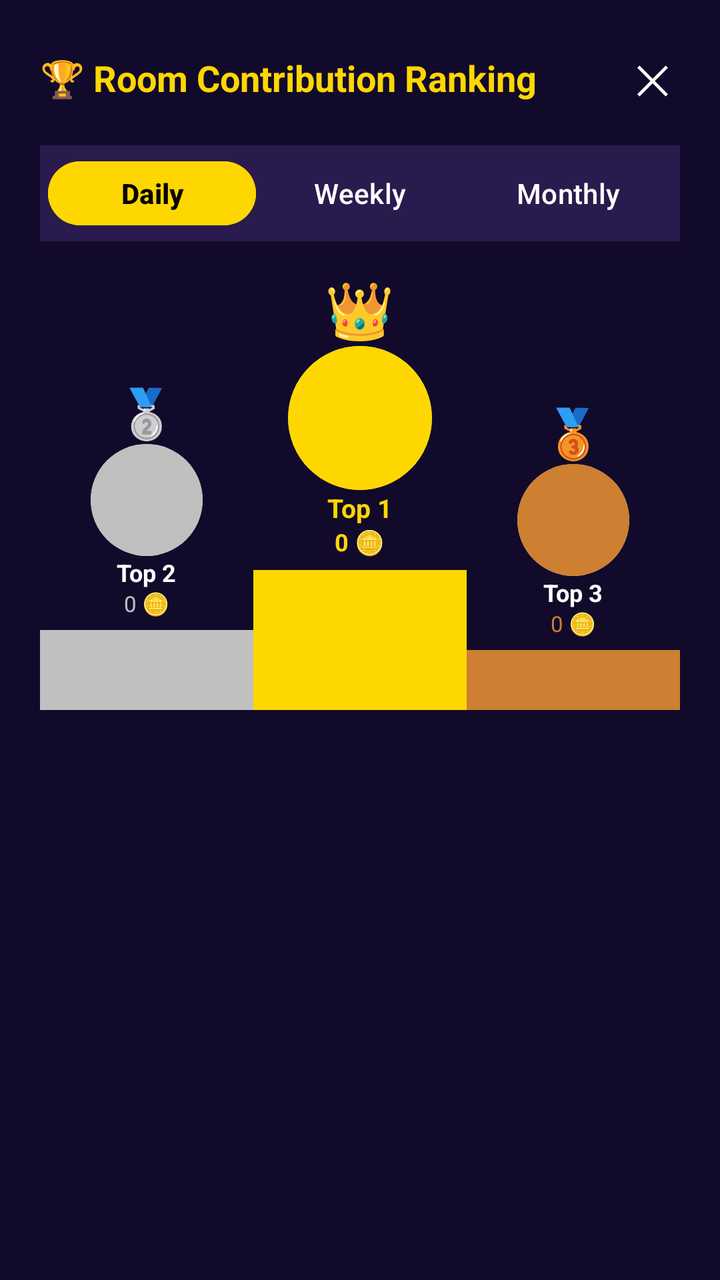
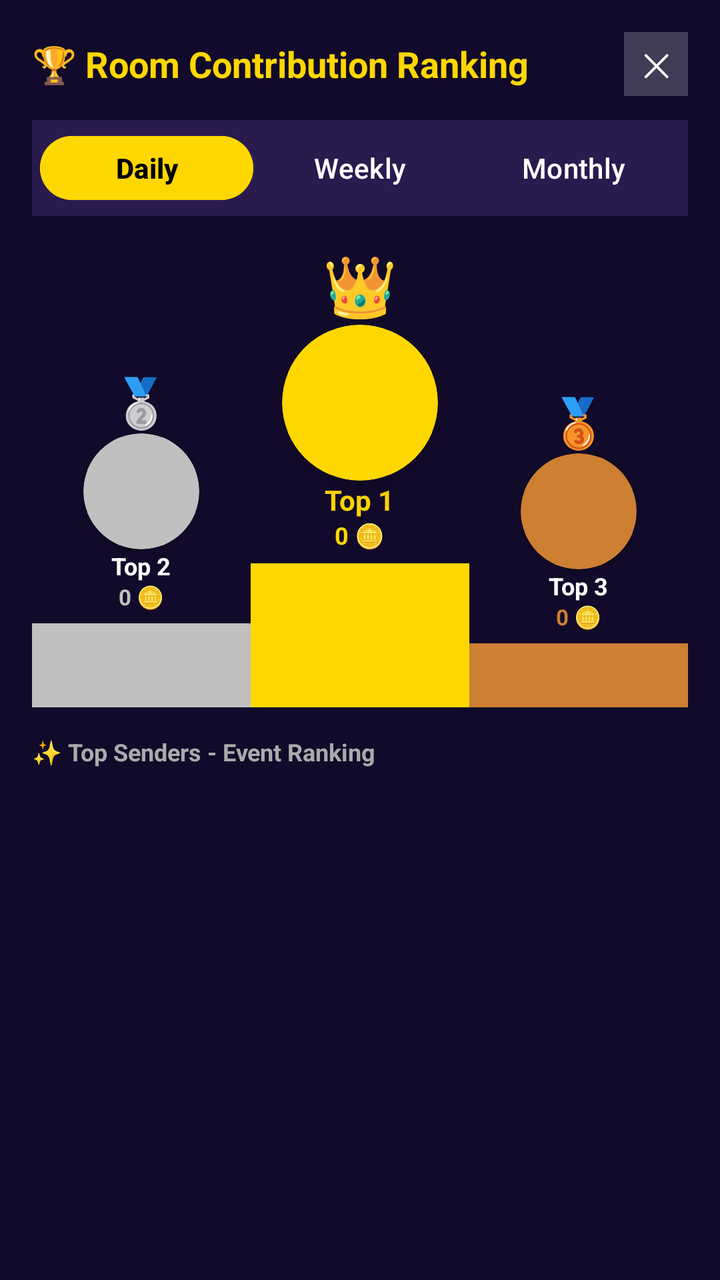

Compare the two renders of this Android layout. The source of the first and the diff that turns it into the second are given below.
<!-- AndroidManifest.xml: application theme Theme.SRVoiceChat -->
<!-- res/layout/dialog_room_ranking.xml -->
<?xml version="1.0" encoding="utf-8"?>
<LinearLayout xmlns:android="http://schemas.android.com/apk/res/android"
    xmlns:app="http://schemas.android.com/apk/res-auto"
    android:layout_width="match_parent"
    android:layout_height="match_parent"
    android:orientation="vertical"
    android:background="#120A2A"
    android:padding="20dp">

    
    <LinearLayout
        android:layout_width="match_parent"
        android:layout_height="wrap_content"
        android:orientation="horizontal"
        android:gravity="center_vertical"
        android:paddingBottom="15dp">

        <TextView
            android:layout_width="0dp"
            android:layout_height="wrap_content"
            android:layout_weight="1"
            android:text="🏆 Room Contribution Ranking"
            android:textColor="#FFD700"
            android:textSize="18sp"
            android:textStyle="bold" />

        <TextView
            android:id="@+id/btnCloseRanking"
            android:layout_width="wrap_content"
            android:layout_height="wrap_content"
            android:text="✕"
            android:textColor="#FFFFFF"
            android:textSize="20sp"
            android:padding="5dp" />
    </LinearLayout>

    
    <LinearLayout
        android:layout_width="match_parent"
        android:layout_height="wrap_content"
        android:orientation="horizontal"
        android:background="#2A1B4E"
        android:padding="4dp"
        android:layout_marginBottom="15dp">

        <Button
            android:id="@+id/btnTabDaily"
            android:layout_width="0dp"
            android:layout_height="40dp"
            android:layout_weight="1"
            android:text="Daily"
            android:textColor="#000000"
            android:backgroundTint="#FFD700"
            android:textStyle="bold" />

        <Button
            android:id="@+id/btnTabWeekly"
            android:layout_width="0dp"
            android:layout_height="40dp"
            android:layout_weight="1"
            android:text="Weekly"
            android:textColor="#FFFFFF"
            android:backgroundTint="#2A1B4E" />

        <Button
            android:id="@+id/btnTabMonthly"
            android:layout_width="0dp"
            android:layout_height="40dp"
            android:layout_weight="1"
            android:text="Monthly"
            android:textColor="#FFFFFF"
            android:backgroundTint="#2A1B4E" />
    </LinearLayout>

    
    <LinearLayout
        android:id="@+id/layoutTop3Podium"
        android:layout_width="match_parent"
        android:layout_height="wrap_content"
        android:orientation="horizontal"
        android:gravity="bottom"
        android:layout_marginBottom="15dp">

        
        <LinearLayout
            android:layout_width="0dp"
            android:layout_height="wrap_content"
            android:layout_weight="1"
            android:orientation="vertical"
            android:gravity="center"
            android:paddingTop="20dp">
            <TextView android:layout_width="wrap_content" android:layout_height="wrap_content" android:text="🥈" android:textSize="24sp" />
            <androidx.cardview.widget.CardView android:layout_width="56dp" android:layout_height="56dp" app:cardCornerRadius="28dp" app:cardElevation="0dp">
                <ImageView android:id="@+id/imgTop2Photo" android:layout_width="match_parent" android:layout_height="match_parent" android:scaleType="centerCrop" android:background="#C0C0C0" />
            </androidx.cardview.widget.CardView>
            <TextView android:id="@+id/txtTop2Name" android:layout_width="wrap_content" android:layout_height="wrap_content" android:text="Top 2" android:textColor="#FFFFFF" android:textSize="12sp" android:textStyle="bold" android:maxLines="1" />
            <TextView android:id="@+id/txtTop2Coins" android:layout_width="wrap_content" android:layout_height="wrap_content" android:text="0 🪙" android:textColor="#C0C0C0" android:textSize="11sp" />
            <View android:layout_width="match_parent" android:layout_height="40dp" android:background="#C0C0C0" android:layout_marginTop="6dp" />
        </LinearLayout>

        
        <LinearLayout
            android:layout_width="0dp"
            android:layout_height="wrap_content"
            android:layout_weight="1"
            android:orientation="vertical"
            android:gravity="center">
            <TextView android:layout_width="wrap_content" android:layout_height="wrap_content" android:text="👑" android:textSize="28sp" />
            <androidx.cardview.widget.CardView android:layout_width="72dp" android:layout_height="72dp" app:cardCornerRadius="36dp" app:cardElevation="0dp">
                <ImageView android:id="@+id/imgTop1Photo" android:layout_width="match_parent" android:layout_height="match_parent" android:scaleType="centerCrop" android:background="#FFD700" />
            </androidx.cardview.widget.CardView>
            <TextView android:id="@+id/txtTop1Name" android:layout_width="wrap_content" android:layout_height="wrap_content" android:text="Top 1" android:textColor="#FFD700" android:textSize="13sp" android:textStyle="bold" android:maxLines="1" />
            <TextView android:id="@+id/txtTop1Coins" android:layout_width="wrap_content" android:layout_height="wrap_content" android:text="0 🪙" android:textColor="#FFD700" android:textSize="12sp" android:textStyle="bold" />
            <View android:layout_width="match_parent" android:layout_height="70dp" android:background="#FFD700" android:layout_marginTop="6dp" />
        </LinearLayout>

        
        <LinearLayout
            android:layout_width="0dp"
            android:layout_height="wrap_content"
            android:layout_weight="1"
            android:orientation="vertical"
            android:gravity="center"
            android:paddingTop="30dp">
            <TextView android:layout_width="wrap_content" android:layout_height="wrap_content" android:text="🥉" android:textSize="24sp" />
            <androidx.cardview.widget.CardView android:layout_width="56dp" android:layout_height="56dp" app:cardCornerRadius="28dp" app:cardElevation="0dp">
                <ImageView android:id="@+id/imgTop3Photo" android:layout_width="match_parent" android:layout_height="match_parent" android:scaleType="centerCrop" android:background="#CD7F32" />
            </androidx.cardview.widget.CardView>
            <TextView android:id="@+id/txtTop3Name" android:layout_width="wrap_content" android:layout_height="wrap_content" android:text="Top 3" android:textColor="#FFFFFF" android:textSize="12sp" android:textStyle="bold" android:maxLines="1" />
            <TextView android:id="@+id/txtTop3Coins" android:layout_width="wrap_content" android:layout_height="wrap_content" android:text="0 🪙" android:textColor="#CD7F32" android:textSize="11sp" />
            <View android:layout_width="match_parent" android:layout_height="30dp" android:background="#CD7F32" android:layout_marginTop="6dp" />
        </LinearLayout>
    </LinearLayout>

    
    <ScrollView
        android:layout_width="match_parent"
        android:layout_height="match_parent"
        android:fillViewport="true">

        <LinearLayout
            android:id="@+id/rankingListContainer"
            android:layout_width="match_parent"
            android:layout_height="wrap_content"
            android:orientation="vertical" />
    </ScrollView>

</LinearLayout>
<!-- resources referenced by this layout -->
<resources>
  <style name="Theme.SRVoiceChat" parent="Theme.Material3.DayNight.NoActionBar">
          <item name="colorPrimary">#FF4081</item>
          <item name="android:statusBarColor">#FF4081</item>
          <item name="android:windowLightStatusBar">true</item>
      </style>
</resources>

<!-- the commit's change to res/layout/dialog_room_ranking.xml (unified diff, before → after) -->
@@ -5,7 +5,7 @@
     android:layout_height="match_parent"
     android:orientation="vertical"
     android:background="#120A2A"
-    android:padding="20dp">
+    android:padding="16dp">
 
     
     <LinearLayout
@@ -13,8 +13,7 @@
         android:layout_height="wrap_content"
         android:orientation="horizontal"
         android:gravity="center_vertical"
-        android:paddingBottom="15dp">
-
+        android:paddingBottom="12dp">
         <TextView
             android:layout_width="0dp"
             android:layout_height="wrap_content"
@@ -23,15 +22,15 @@
             android:textColor="#FFD700"
             android:textSize="18sp"
             android:textStyle="bold" />
-
         <TextView
             android:id="@+id/btnCloseRanking"
-            android:layout_width="wrap_content"
-            android:layout_height="wrap_content"
+            android:layout_width="32dp"
+            android:layout_height="32dp"
             android:text="✕"
             android:textColor="#FFFFFF"
-            android:textSize="20sp"
-            android:padding="5dp" />
+            android:textSize="16sp"
+            android:gravity="center"
+            android:background="#33FFFFFF" />
     </LinearLayout>
 
     
@@ -41,8 +40,7 @@
         android:orientation="horizontal"
         android:background="#2A1B4E"
         android:padding="4dp"
-        android:layout_marginBottom="15dp">
-
+        android:layout_marginBottom="14dp">
         <Button
             android:id="@+id/btnTabDaily"
             android:layout_width="0dp"
@@ -52,7 +50,6 @@
             android:textColor="#000000"
             android:backgroundTint="#FFD700"
             android:textStyle="bold" />
-
         <Button
             android:id="@+id/btnTabWeekly"
             android:layout_width="0dp"
@@ -61,7 +58,6 @@
             android:text="Weekly"
             android:textColor="#FFFFFF"
             android:backgroundTint="#2A1B4E" />
-
         <Button
             android:id="@+id/btnTabMonthly"
             android:layout_width="0dp"
@@ -79,7 +75,7 @@
         android:layout_height="wrap_content"
         android:orientation="horizontal"
         android:gravity="bottom"
-        android:layout_marginBottom="15dp">
+        android:layout_marginBottom="14dp">
 
         
         <LinearLayout
@@ -88,14 +84,14 @@
             android:layout_weight="1"
             android:orientation="vertical"
             android:gravity="center"
-            android:paddingTop="20dp">
+            android:paddingTop="22dp">
             <TextView android:layout_width="wrap_content" android:layout_height="wrap_content" android:text="🥈" android:textSize="24sp" />
-            <androidx.cardview.widget.CardView android:layout_width="56dp" android:layout_height="56dp" app:cardCornerRadius="28dp" app:cardElevation="0dp">
-                <ImageView android:id="@+id/imgTop2Photo" android:layout_width="match_parent" android:layout_height="match_parent" android:scaleType="centerCrop" android:background="#C0C0C0" />
+            <androidx.cardview.widget.CardView android:layout_width="58dp" android:layout_height="58dp" app:cardCornerRadius="29dp" app:cardElevation="4dp" app:cardBackgroundColor="#C0C0C0">
+                <ImageView android:id="@+id/imgTop2Photo" android:layout_width="54dp" android:layout_height="54dp" android:layout_gravity="center" android:scaleType="centerCrop" android:background="#C0C0C0" />
             </androidx.cardview.widget.CardView>
             <TextView android:id="@+id/txtTop2Name" android:layout_width="wrap_content" android:layout_height="wrap_content" android:text="Top 2" android:textColor="#FFFFFF" android:textSize="12sp" android:textStyle="bold" android:maxLines="1" />
-            <TextView android:id="@+id/txtTop2Coins" android:layout_width="wrap_content" android:layout_height="wrap_content" android:text="0 🪙" android:textColor="#C0C0C0" android:textSize="11sp" />
-            <View android:layout_width="match_parent" android:layout_height="40dp" android:background="#C0C0C0" android:layout_marginTop="6dp" />
+            <TextView android:id="@+id/txtTop2Coins" android:layout_width="wrap_content" android:layout_height="wrap_content" android:text="0 🪙" android:textColor="#C0C0C0" android:textSize="11sp" android:textStyle="bold" />
+            <View android:layout_width="match_parent" android:layout_height="42dp" android:background="#C0C0C0" android:layout_marginTop="6dp" />
         </LinearLayout>
 
         
@@ -105,13 +101,13 @@
             android:layout_weight="1"
             android:orientation="vertical"
             android:gravity="center">
-            <TextView android:layout_width="wrap_content" android:layout_height="wrap_content" android:text="👑" android:textSize="28sp" />
-            <androidx.cardview.widget.CardView android:layout_width="72dp" android:layout_height="72dp" app:cardCornerRadius="36dp" app:cardElevation="0dp">
-                <ImageView android:id="@+id/imgTop1Photo" android:layout_width="match_parent" android:layout_height="match_parent" android:scaleType="centerCrop" android:background="#FFD700" />
+            <TextView android:layout_width="wrap_content" android:layout_height="wrap_content" android:text="👑" android:textSize="30sp" />
+            <androidx.cardview.widget.CardView android:layout_width="78dp" android:layout_height="78dp" app:cardCornerRadius="39dp" app:cardElevation="8dp" app:cardBackgroundColor="#FFD700">
+                <ImageView android:id="@+id/imgTop1Photo" android:layout_width="72dp" android:layout_height="72dp" android:layout_gravity="center" android:scaleType="centerCrop" android:background="#FFD700" />
             </androidx.cardview.widget.CardView>
-            <TextView android:id="@+id/txtTop1Name" android:layout_width="wrap_content" android:layout_height="wrap_content" android:text="Top 1" android:textColor="#FFD700" android:textSize="13sp" android:textStyle="bold" android:maxLines="1" />
+            <TextView android:id="@+id/txtTop1Name" android:layout_width="wrap_content" android:layout_height="wrap_content" android:text="Top 1" android:textColor="#FFD700" android:textSize="14sp" android:textStyle="bold" android:maxLines="1" />
             <TextView android:id="@+id/txtTop1Coins" android:layout_width="wrap_content" android:layout_height="wrap_content" android:text="0 🪙" android:textColor="#FFD700" android:textSize="12sp" android:textStyle="bold" />
-            <View android:layout_width="match_parent" android:layout_height="70dp" android:background="#FFD700" android:layout_marginTop="6dp" />
+            <View android:layout_width="match_parent" android:layout_height="72dp" android:background="#FFD700" android:layout_marginTop="6dp" />
         </LinearLayout>
 
         
@@ -121,28 +117,35 @@
             android:layout_weight="1"
             android:orientation="vertical"
             android:gravity="center"
-            android:paddingTop="30dp">
+            android:paddingTop="32dp">
             <TextView android:layout_width="wrap_content" android:layout_height="wrap_content" android:text="🥉" android:textSize="24sp" />
-            <androidx.cardview.widget.CardView android:layout_width="56dp" android:layout_height="56dp" app:cardCornerRadius="28dp" app:cardElevation="0dp">
-                <ImageView android:id="@+id/imgTop3Photo" android:layout_width="match_parent" android:layout_height="match_parent" android:scaleType="centerCrop" android:background="#CD7F32" />
+            <androidx.cardview.widget.CardView android:layout_width="58dp" android:layout_height="58dp" app:cardCornerRadius="29dp" app:cardElevation="4dp" app:cardBackgroundColor="#CD7F32">
+                <ImageView android:id="@+id/imgTop3Photo" android:layout_width="54dp" android:layout_height="54dp" android:layout_gravity="center" android:scaleType="centerCrop" android:background="#CD7F32" />
             </androidx.cardview.widget.CardView>
             <TextView android:id="@+id/txtTop3Name" android:layout_width="wrap_content" android:layout_height="wrap_content" android:text="Top 3" android:textColor="#FFFFFF" android:textSize="12sp" android:textStyle="bold" android:maxLines="1" />
-            <TextView android:id="@+id/txtTop3Coins" android:layout_width="wrap_content" android:layout_height="wrap_content" android:text="0 🪙" android:textColor="#CD7F32" android:textSize="11sp" />
-            <View android:layout_width="match_parent" android:layout_height="30dp" android:background="#CD7F32" android:layout_marginTop="6dp" />
+            <TextView android:id="@+id/txtTop3Coins" android:layout_width="wrap_content" android:layout_height="wrap_content" android:text="0 🪙" android:textColor="#CD7F32" android:textSize="11sp" android:textStyle="bold" />
+            <View android:layout_width="match_parent" android:layout_height="32dp" android:background="#CD7F32" android:layout_marginTop="6dp" />
         </LinearLayout>
     </LinearLayout>
+
+    <TextView
+        android:layout_width="match_parent"
+        android:layout_height="wrap_content"
+        android:text="✨ Top Senders - Event Ranking"
+        android:textColor="#AAAAAA"
+        android:textSize="12sp"
+        android:textStyle="bold"
+        android:paddingBottom="8dp" />
 
     
     <ScrollView
         android:layout_width="match_parent"
         android:layout_height="match_parent"
         android:fillViewport="true">
-
         <LinearLayout
             android:id="@+id/rankingListContainer"
             android:layout_width="match_parent"
             android:layout_height="wrap_content"
             android:orientation="vertical" />
     </ScrollView>
-
 </LinearLayout>
